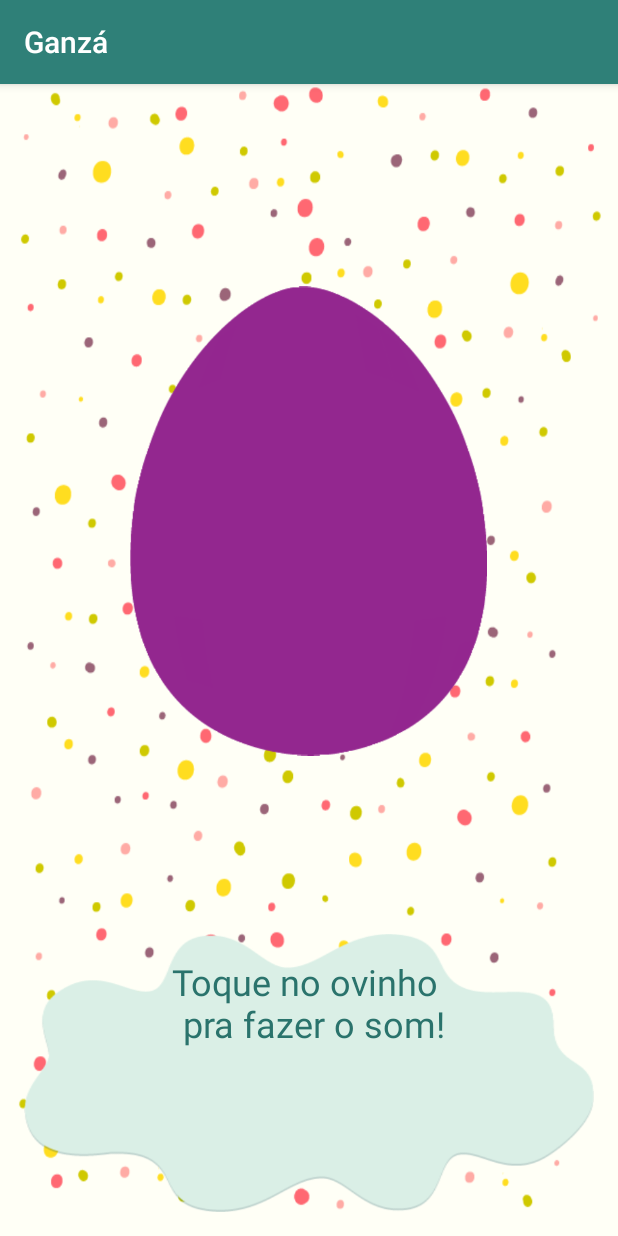
After one commit to firstsolution/br.com.CafeComPixel.AppGanza, an Android app: the fragment BabyGanzaFragment shown on its own in the app's theme, on a phone screen of 412 x 824 dp. The commit adds this screen. Run offline under Robolectric (Android 15) with nearby library versions, the light colour scheme and no system bars.

Commit message:
Criar tela modo  Baby

```diff
--- /dev/null
+++ b/app/src/main/java/br/com/cafecompixel/appganza/BabyGanzaFragment.java
@@ -0,0 +1,19 @@
+package br.com.cafecompixel.appganza;
+
+import android.app.Fragment;
+import android.os.Bundle;
+import android.view.LayoutInflater;
+import android.view.View;
+import android.view.ViewGroup;
+
+/**
+ * Created by Marcos on 04/12/15.
+ */
+public class BabyGanzaFragment  extends Fragment{
+
+    @Override
+    public View onCreateView(LayoutInflater inflater, ViewGroup container,
+                             Bundle savedInstanceState) {
+        return inflater.inflate(R.layout.fragment_ganza_baby, container, false);
+    }
+}
--- /dev/null
+++ b/app/src/main/res/layout/fragment_ganza_baby.xml
@@ -0,0 +1,45 @@
+<RelativeLayout xmlns:android="http://schemas.android.com/apk/res/android"
+    xmlns:tools="http://schemas.android.com/tools" android:layout_width="match_parent"
+    android:layout_height="match_parent" android:paddingLeft="@dimen/activity_horizontal_margin"
+    android:paddingRight="@dimen/activity_horizontal_margin"
+    android:paddingTop="@dimen/activity_vertical_margin"
+    android:paddingBottom="@dimen/activity_vertical_margin"
+    android:background="@drawable/prop02">
+    <LinearLayout
+        android:layout_width="fill_parent"
+        android:layout_height="fill_parent"
+        android:orientation="vertical"
+        android:layout_alignParentRight="true"
+        android:layout_alignParentEnd="true">
+        <LinearLayout
+            android:layout_width="fill_parent"
+            android:layout_height="fill_parent"
+            android:orientation="vertical">
+
+            <ImageView
+                android:layout_width="238dp"
+                android:layout_height="301dp"
+                android:src="@drawable/prop01"
+                android:layout_weight="2"
+                android:layout_gravity="center"
+                android:orientation="horizontal"/>
+
+            <TextView
+                android:layout_width="fill_parent"
+                android:layout_height="60dp"
+                android:text="@string/frase_baby"
+                android:layout_weight="1"
+                android:textAlignment="center"
+                android:textSize="24dp"
+                android:textColor="@color/colorPrimaryDark"
+                android:paddingTop="15dp"
+                android:layout_gravity="center"
+                android:orientation="horizontal"
+                android:background="@drawable/prop05"/>
+
+        </LinearLayout>
+
+
+    </LinearLayout>
+
+</RelativeLayout>
--- a/app/src/main/res/values/strings.xml
+++ b/app/src/main/res/values/strings.xml
@@ -2,4 +2,5 @@
     <string name="app_name">Ganzá</string>
     <string name="action_settings">Configurações</string>
     <string name="frase">Chacoalhe o aparelho para \nfazer o som do Ovinho Ganzá </string>
+    <string name="frase_baby">Toque no ovinho \n pra fazer o som!</string>
 </resources>
```
Also changed, not shown: 1 other file.
